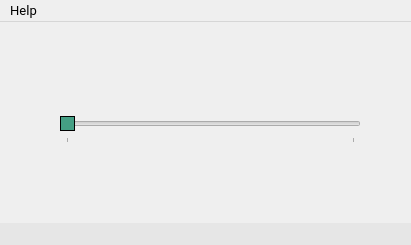
Old version of the form src/software-qt/EMBO/window_la.ui in the repository parezj/EMBO.
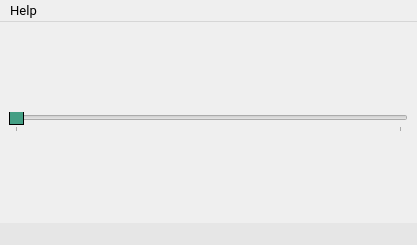
New version of the form. Icons and pictures are not drawn.

What changed in the file:
```diff
--- a/src/software-qt/EMBO/window_la.ui
+++ b/src/software-qt/EMBO/window_la.ui
@@ -6,7 +6,7 @@
    <rect>
     <x>0</x>
     <y>0</y>
-    <width>411</width>
+    <width>417</width>
     <height>245</height>
    </rect>
   </property>
@@ -24,14 +24,14 @@
     <normaloff>:/main/resources/img/icon.png</normaloff>:/main/resources/img/icon.png</iconset>
   </property>
   <widget class="QWidget" name="centralwidget">
+   <layout class="QGridLayout" name="gridLayout">
+    <item row="0" column="0">
    <widget class="QSlider" name="horizontalSlider_freq">
-    <property name="geometry">
-     <rect>
-      <x>60</x>
-      <y>90</y>
-      <width>301</width>
-      <height>31</height>
-     </rect>
+      <property name="sizePolicy">
+       <sizepolicy hsizetype="Expanding" vsizetype="Fixed">
+        <horstretch>0</horstretch>
+        <verstretch>0</verstretch>
+       </sizepolicy>
     </property>
     <property name="font">
      <font>
@@ -66,13 +66,15 @@
      <number>100000</number>
     </property>
    </widget>
+    </item>
+   </layout>
   </widget>
   <widget class="QMenuBar" name="menubar">
    <property name="geometry">
     <rect>
      <x>0</x>
      <y>0</y>
-     <width>411</width>
+     <width>417</width>
      <height>21</height>
     </rect>
    </property>
```
Lines whose indentation alone changed are shown as unchanged.
